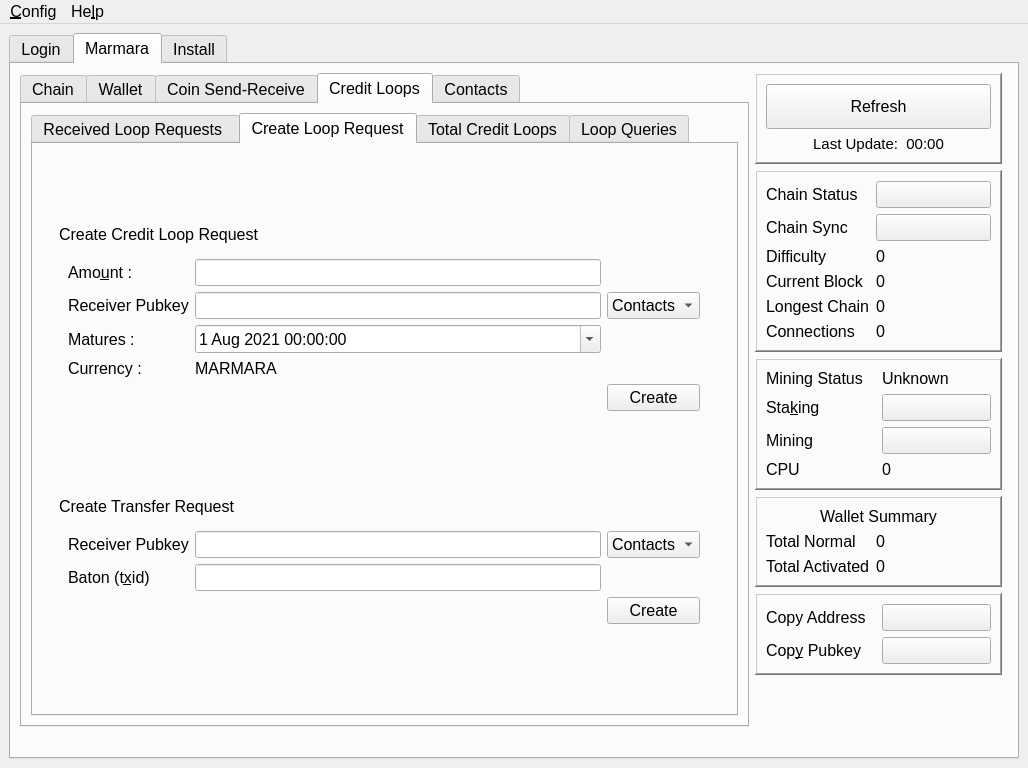
First picture: the form in src/main/python/qtguidesign.ui, repository marmarachain/marmara-connector, before the edit.
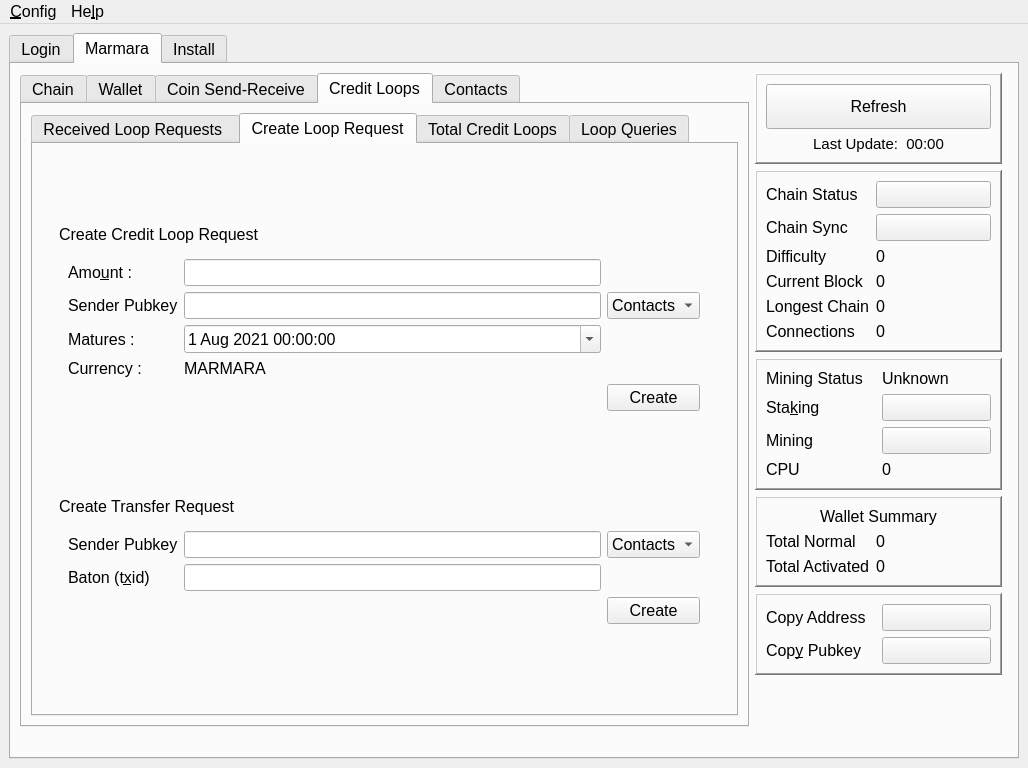
Second picture: the form after the edit. Icons and pictures are not drawn.

Commit message: [add] added marmaratransfer arg for use in rpc call

Patch:
```diff
--- a/src/main/python/qtguidesign.ui
+++ b/src/main/python/qtguidesign.ui
@@ -3412,7 +3412,7 @@
                      <item row="2" column="0">
                       <widget class="QLabel" name="create_credit_loop_receiverpubkey_label">
                        <property name="text">
-                        <string>Receiver Pubkey</string>
+                        <string>Sender Pubkey</string>
                        </property>
                        <property name="buddy">
                         <cstring>create_credit_loop_receiverpubkey_lineEdit</cstring>
@@ -3492,7 +3492,7 @@
                      <item row="0" column="0">
                       <widget class="QLabel" name="transfer_receiverpubkey_label">
                        <property name="text">
-                        <string>Receiver Pubkey</string>
+                        <string>Sender Pubkey</string>
                        </property>
                        <property name="buddy">
                         <cstring>transfer_receiverpubkey_lineEdit</cstring>
```
Left out of the diff: 16 changed lines with no effect on the pictures. The commit also changes 2 other files.
